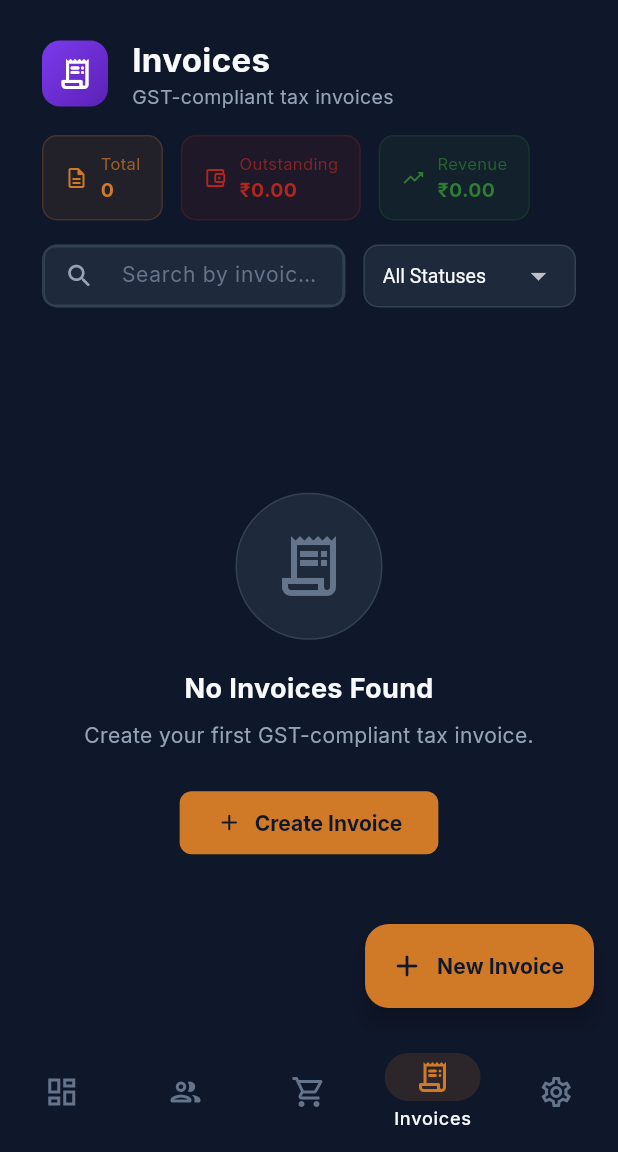
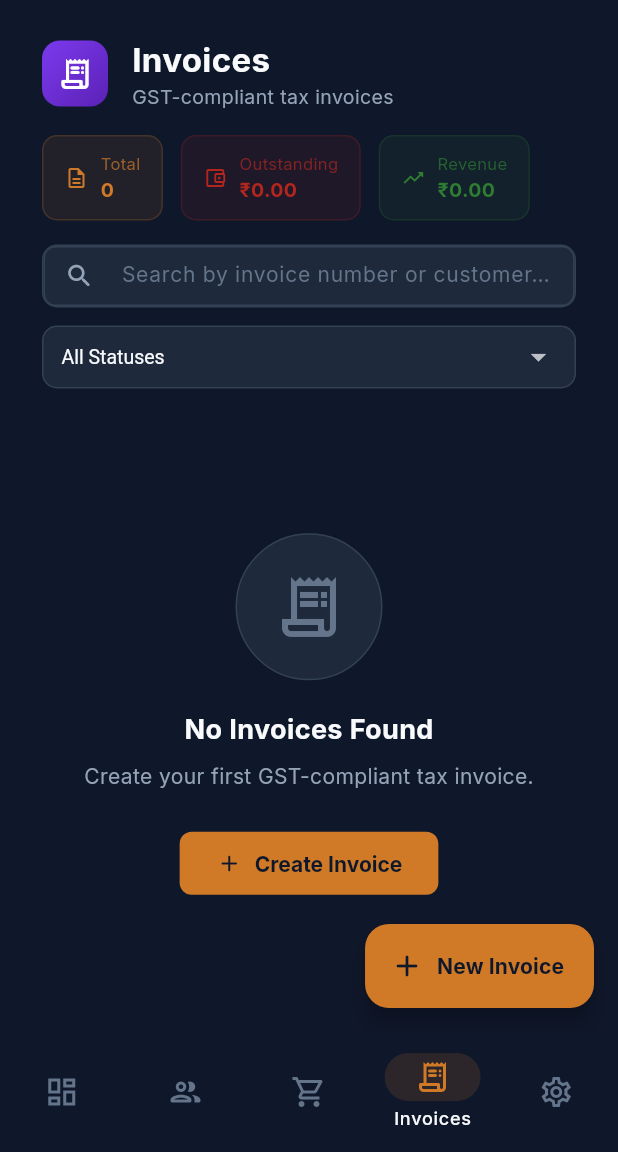
Before and after one commit to pixelweavedev/step_up_fuels, a Flutter app: the InvoicesScreen screen opened by its route, on a phone screen of 412 x 824 dp, the part 84-1236 px from its top. Run offline on Flutter 3.47's test engine with Material 3 defaults, Android fonts, the phone set to English and light mode, and no system bars; our stand-ins replace drift, equatable, file_picker, fl_chart, flutter_riverpod, get_it and 5 more; missing offline and left inert: excel; accounts and stored records are empty; generated files the repository leaves out were written again.

Commit message:
feat: fixed overflow widgetsl for ledger, purchases, drivers, inventory, and invoices modules

```diff
--- a/lib/features/invoices/presentation/screens/invoices_screen.dart
+++ b/lib/features/invoices/presentation/screens/invoices_screen.dart
@@ -3,6 +3,7 @@ import 'dart:math' as math;
 import 'package:flutter/material.dart';
 import 'package:flutter_riverpod/flutter_riverpod.dart';
 import 'package:intl/intl.dart';
+import 'package:step_up_fuels/core/responsive/adaptive_form.dart';
 import 'package:step_up_fuels/core/responsive/adaptive_master_detail.dart';
 import 'package:step_up_fuels/core/responsive/breakpoints.dart';
 import 'package:step_up_fuels/core/theme/app_colors.dart';
@@ -125,7 +126,8 @@ class _InvoicesScreenState extends ConsumerState<InvoicesScreen> {
                       ),
                     ),
                     const SizedBox(width: 16),
-                    Column(
+                    Expanded(
+                      child: Column(
                         crossAxisAlignment: CrossAxisAlignment.start,
                         children: [
                           Text(
@@ -144,6 +146,7 @@ class _InvoicesScreenState extends ConsumerState<InvoicesScreen> {
                             ),
                           ),
                         ],
+                      ),
                     ),
                   ],
                 ),
@@ -170,7 +173,8 @@ class _InvoicesScreenState extends ConsumerState<InvoicesScreen> {
                   ),
                 ),
                 const SizedBox(width: 16),
-                Column(
+                Expanded(
+                  child: Column(
                     crossAxisAlignment: CrossAxisAlignment.start,
                     children: [
                       Text(
@@ -190,7 +194,8 @@ class _InvoicesScreenState extends ConsumerState<InvoicesScreen> {
                       ),
                     ],
                   ),
-                const Spacer(),
+                ),
+                const SizedBox(width: 16),
                 _buildStatSummary(),
               ],
             ),
@@ -292,11 +297,11 @@ class _InvoicesScreenState extends ConsumerState<InvoicesScreen> {
   Widget _buildSearchAndFilters() {
     return Padding(
       padding: const EdgeInsets.fromLTRB(28, 16, 28, 8),
-      child: Row(
+      child: AdaptiveFormRow(
+        spacing: 12,
         children: [
           // Search
-          Expanded(
-            child: Container(
+          Container(
             height: 42,
             decoration: BoxDecoration(
               color: AppColors.darkCard,
@@ -330,8 +335,6 @@ class _InvoicesScreenState extends ConsumerState<InvoicesScreen> {
               ),
             ),
           ),
-          ),
-          const SizedBox(width: 12),
           // Status filter
           _StatusFilterDropdown(),
         ],
@@ -505,13 +508,16 @@ class _InvoiceListTile extends ConsumerWidget {
                   children: [
                     Row(
                       children: [
-                        Text(
+                        Flexible(
+                          child: Text(
                             invoice.invoiceNumber,
                             style: TextStyle(
                               fontSize: 14,
                               fontWeight: FontWeight.bold,
                               color: AppColors.darkTextPrimary,
                             ),
+                            overflow: TextOverflow.ellipsis,
+                          ),
                         ),
                         const SizedBox(width: 10),
                         _StatusBadge(invoice.status),
@@ -533,6 +539,7 @@ class _InvoiceListTile extends ConsumerWidget {
                         fontSize: 11,
                         color: AppColors.darkTextTertiary,
                       ),
+                      overflow: TextOverflow.ellipsis,
                     ),
                   ],
                 ),
--- a/lib/features/purchases/presentation/screens/purchases_screen.dart
+++ b/lib/features/purchases/presentation/screens/purchases_screen.dart
@@ -254,7 +254,8 @@ class _PurchasesScreenState extends ConsumerState<PurchasesScreen>
                 ),
               ),
               const SizedBox(width: 16),
-              Column(
+              Expanded(
+                child: Column(
                   crossAxisAlignment: CrossAxisAlignment.start,
                   children: [
                     Text(
@@ -273,6 +274,7 @@ class _PurchasesScreenState extends ConsumerState<PurchasesScreen>
                       ),
                     ),
                   ],
+                ),
               ),
             ],
           ),
```
Also changed, not shown: lib/features/drivers/presentation/screens/drivers_screen.dart (+32 -8 lines), lib/features/inventory/presentation/screens/inventory_screen.dart (+28 -10 lines), lib/features/ledger/presentation/screens/ledger_screen.dart (+37 -27 lines). Lines whose indentation alone changed are shown as unchanged.
